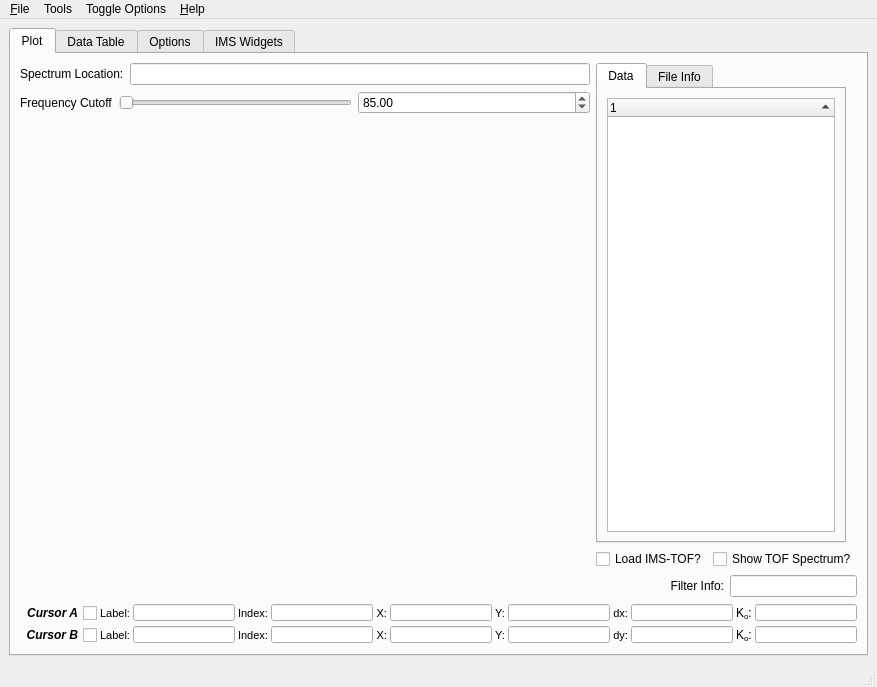
Above: IMSViewer/main.ui from mfitzp/toolz before the change. Below: the same form after it.
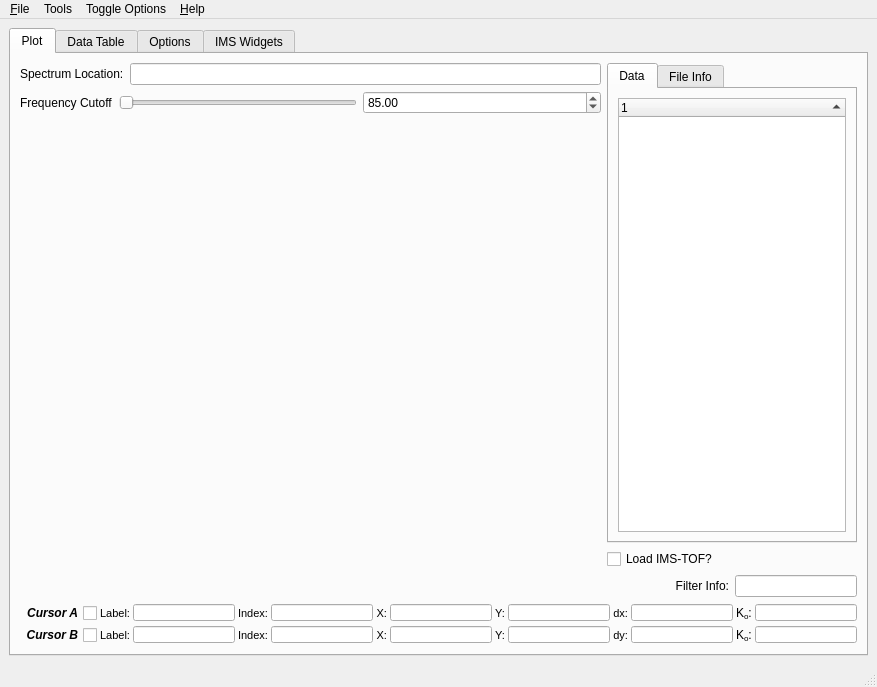
That is the form after the change. Icons and pictures are not drawn. Custom widgets are drawn as their Qt base class.

Diff of the .ui file:
```diff
--- a/IMSViewer/main.ui
+++ b/IMSViewer/main.ui
@@ -174,16 +174,6 @@
               </property>
              </widget>
             </item>
-            <item>
-             <widget class="QCheckBox" name="showTOF_CB" >
-              <property name="enabled" >
-               <bool>true</bool>
-              </property>
-              <property name="text" >
-               <string>Show TOF Spectrum?</string>
-              </property>
-             </widget>
-            </item>
            </layout>
           </item>
           <item>
```
